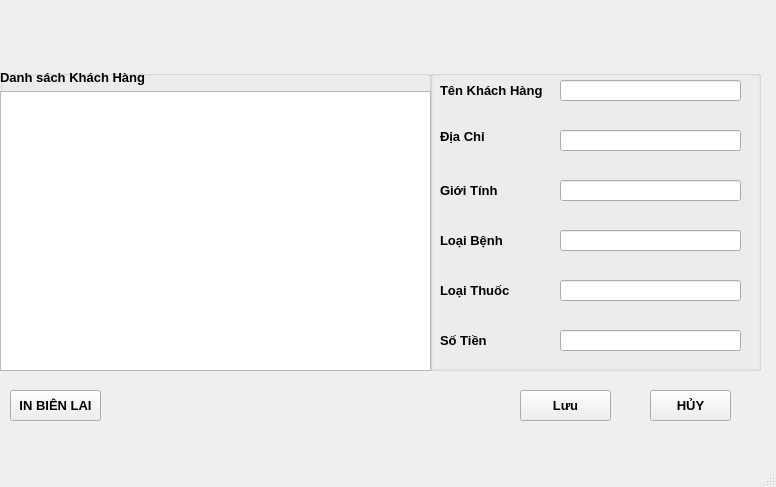
xdien/tcmr, file dongphi.ui: the form before one commit.
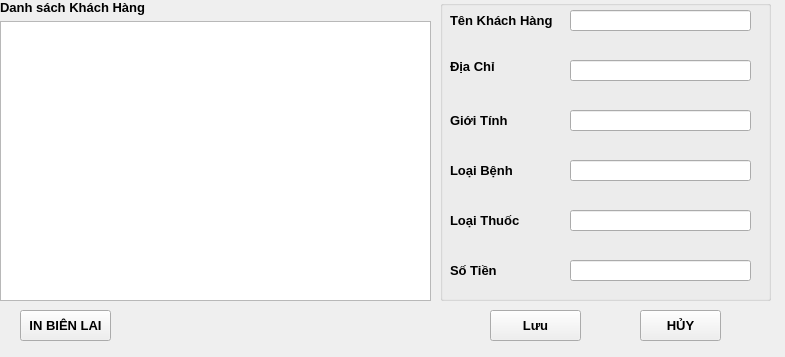
The form after the commit.

```diff
--- a/dongphi.ui
+++ b/dongphi.ui
@@ -6,8 +6,8 @@
    <rect>
     <x>0</x>
     <y>0</y>
-    <width>776</width>
-    <height>487</height>
+    <width>785</width>
+    <height>357</height>
    </rect>
   </property>
   <property name="windowTitle">
@@ -77,8 +77,8 @@
    <widget class="QPushButton" name="pushButton_4">
     <property name="geometry">
      <rect>
-      <x>650</x>
-      <y>390</y>
+      <x>640</x>
+      <y>310</y>
       <width>81</width>
       <height>31</height>
      </rect>
@@ -97,8 +97,8 @@
    <widget class="QPushButton" name="pushButton_5">
     <property name="geometry">
      <rect>
-      <x>10</x>
-      <y>390</y>
+      <x>20</x>
+      <y>310</y>
       <width>91</width>
       <height>31</height>
      </rect>
@@ -117,8 +117,8 @@
    <widget class="QPushButton" name="pushButton_6">
     <property name="geometry">
      <rect>
-      <x>520</x>
-      <y>390</y>
+      <x>490</x>
+      <y>310</y>
       <width>91</width>
       <height>31</height>
      </rect>
@@ -134,53 +134,11 @@
      <string>Lưu</string>
     </property>
    </widget>
-   <widget class="QGroupBox" name="groupBox">
-    <property name="geometry">
-     <rect>
-      <x>0</x>
-      <y>70</y>
-      <width>431</width>
-      <height>301</height>
-     </rect>
-    </property>
-    <property name="title">
-     <string/>
-    </property>
-    <widget class="QWidget" name="layoutWidget">
-     <property name="geometry">
-      <rect>
-       <x>0</x>
-       <y>0</y>
-       <width>431</width>
-       <height>301</height>
-      </rect>
-     </property>
-     <layout class="QVBoxLayout" name="verticalLayout">
-      <item>
-       <widget class="QLabel" name="label_2">
-        <property name="font">
-         <font>
-          <pointsize>10</pointsize>
-          <weight>75</weight>
-          <bold>true</bold>
-         </font>
-        </property>
-        <property name="text">
-         <string>Danh sách Khách Hàng</string>
-        </property>
-       </widget>
-      </item>
-      <item>
-       <widget class="QTableView" name="tableView"/>
-      </item>
-     </layout>
-    </widget>
-   </widget>
    <widget class="QGroupBox" name="groupBox_2">
     <property name="geometry">
      <rect>
-      <x>430</x>
-      <y>70</y>
+      <x>440</x>
+      <y>0</y>
       <width>331</width>
       <height>301</height>
      </rect>
@@ -375,18 +333,36 @@
      </property>
     </widget>
    </widget>
+   <widget class="QWidget" name="layoutWidget">
+    <property name="geometry">
+     <rect>
+      <x>0</x>
+      <y>0</y>
+      <width>431</width>
+      <height>301</height>
+     </rect>
+    </property>
+    <layout class="QVBoxLayout" name="verticalLayout">
+     <item>
+      <widget class="QLabel" name="label_2">
+       <property name="font">
+        <font>
+         <pointsize>10</pointsize>
+         <weight>75</weight>
+         <bold>true</bold>
+        </font>
+       </property>
+       <property name="text">
+        <string>Danh sách Khách Hàng</string>
+       </property>
+      </widget>
+     </item>
+     <item>
+      <widget class="QTableView" name="tableView"/>
+     </item>
+    </layout>
+   </widget>
   </widget>
-  <widget class="QMenuBar" name="menubar">
-   <property name="geometry">
-    <rect>
-     <x>0</x>
-     <y>0</y>
-     <width>776</width>
-     <height>19</height>
-    </rect>
-   </property>
-  </widget>
-  <widget class="QStatusBar" name="statusbar"/>
  </widget>
  <resources/>
  <connections/>
```
